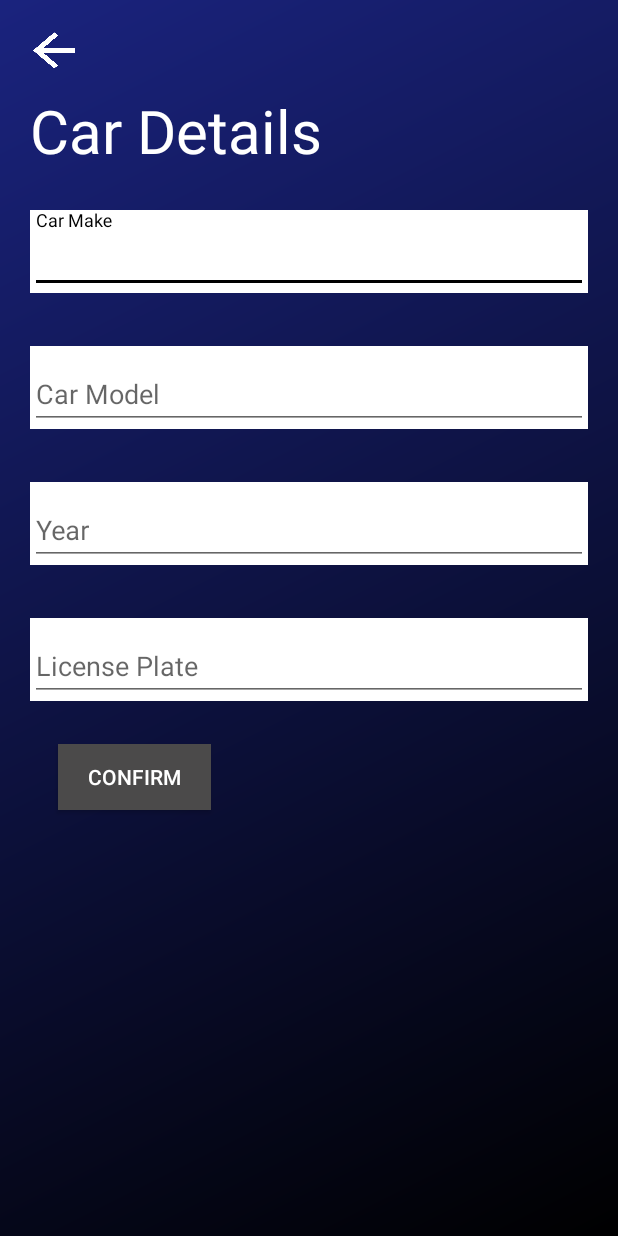
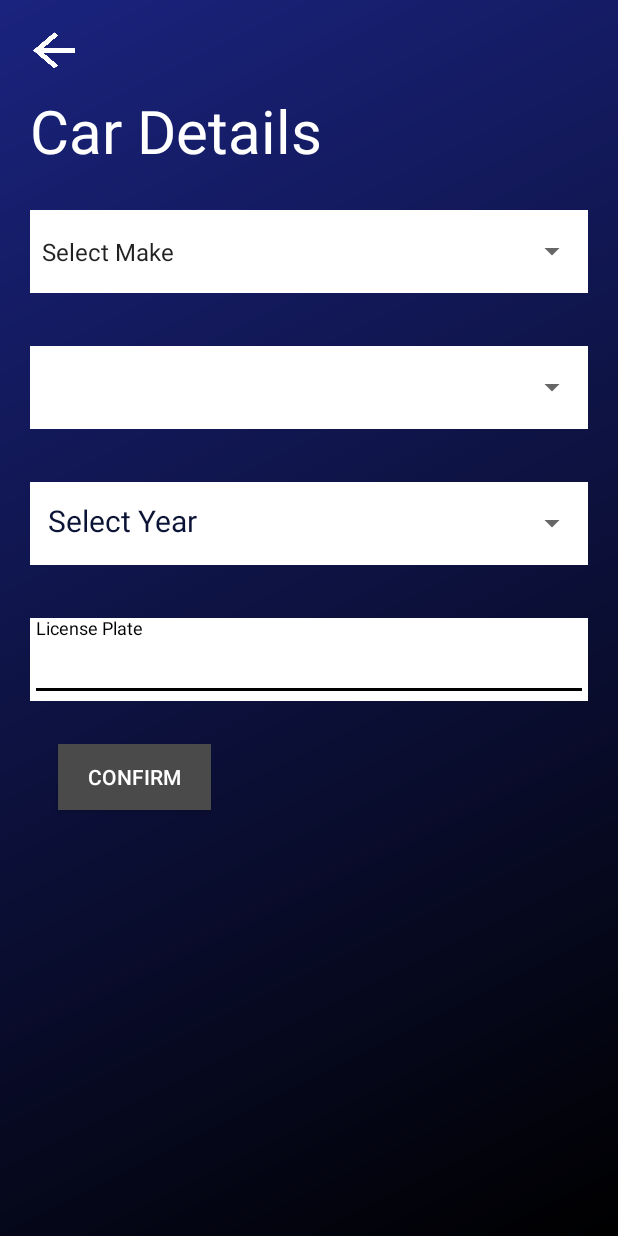
Before and after one commit to maira-abid/ServX, an Android app: the AddCarForm screen opened directly, with no data from a screen before it, on a phone screen of 412 x 824 dp. Run offline under Robolectric (Android 15) with nearby library versions, the phone set to English and light mode, and no system bars.

```diff
--- a/app/src/main/java/pl/servx/servx/AddCarForm.java
+++ b/app/src/main/java/pl/servx/servx/AddCarForm.java
@@ -2,14 +2,75 @@ package pl.servx.servx;
 
 import android.support.v7.app.AppCompatActivity;
 import android.os.Bundle;
+import android.view.View;
+import android.widget.AdapterView;
+import android.widget.Spinner;
+import android.widget.AdapterView.OnItemSelectedListener;
+import android.widget.ArrayAdapter;
 
-public class AddCarForm extends AppCompatActivity {
+import java.util.ArrayList;
+import java.util.Calendar;
 
+public class AddCarForm extends AppCompatActivity implements OnItemSelectedListener{
+    Spinner spCarModel,spCarMake,spCarYear;
     @Override
     protected void onCreate(Bundle savedInstanceState) {
+
         super.onCreate(savedInstanceState);
         setContentView(R.layout.activity_add_car_form);
 
+        spCarMake = (Spinner)findViewById(R.id.spCarMake);
+        spCarModel = (Spinner)findViewById(R.id.spCarModel);
+        spCarYear = (Spinner)findViewById(R.id.spCarYear);
+
+        spCarMake.setOnItemSelectedListener(this);
+
+        ArrayList<String> years = new ArrayList<String>();
+        int thisYear = Calendar.getInstance().get(Calendar.YEAR);
+        years.add("Select Year");
+        for (int i = 1996; i <= thisYear; i++) {
+            years.add(Integer.toString(i));
+        }
+
+
+        ArrayAdapter<String> adaptador = new ArrayAdapter<String>(this,
+                R.layout.simple_spinner_item, years);
+        adaptador.setDropDownViewResource(R.layout.simple_spinner_dropdown_item);
+
+        spCarYear.setAdapter(adaptador);
+
+    }
+
+    @Override
+    public void onItemSelected(AdapterView<?> adapterView, View view, int i, long l) {
+        String make = String.valueOf(spCarMake.getSelectedItem());
+
+        if(!make.equals("Select Make")){
+
+            int resourceId = 0;
+            try {
+                resourceId = R.array.class.getField(make).getInt(null);
+            } catch (IllegalAccessException e) {
+                e.printStackTrace();
+            } catch (NoSuchFieldException e) {
+                e.printStackTrace();
+            }
+            String[] model = getResources().getStringArray(resourceId);
+
+            ArrayAdapter<String> adaptador = new ArrayAdapter<String>(this,
+                    R.layout.simple_spinner_item, model);
+            adaptador.setDropDownViewResource(R.layout.simple_spinner_dropdown_item);
+            adaptador.notifyDataSetChanged();
+
+            spCarModel.setAdapter(adaptador);
+        }
+
+
+
+    }
+
+    @Override
+    public void onNothingSelected(AdapterView<?> adapterView) {
 
     }
 }
--- a/app/src/main/res/layout/activity_add_car_form.xml
+++ b/app/src/main/res/layout/activity_add_car_form.xml
@@ -47,11 +47,11 @@
         app:layout_constraintTop_toTopOf="parent"
         app:layout_constraintVertical_bias="0.0">
 
-        <android.support.design.widget.TextInputEditText
+        <Spinner
+            android:id="@+id/spCarMake"
             android:layout_width="match_parent"
-            android:layout_height="wrap_content"
-            android:gravity="center_vertical"
-            android:hint="@string/car_make" />
+            android:layout_height="match_parent"
+            android:entries="@array/Make"></Spinner>.TextInputEditText
     </android.support.design.widget.TextInputLayout>
 
     <android.support.design.widget.TextInputLayout
@@ -66,11 +66,12 @@
         app:layout_constraintStart_toStartOf="parent"
         app:layout_constraintTop_toBottomOf="@+id/CarMake">
 
-        <android.support.design.widget.TextInputEditText
+        <Spinner
+            android:id="@+id/spCarModel"
             android:layout_width="match_parent"
-            android:layout_height="wrap_content"
-            android:gravity="center_vertical"
-            android:hint="@string/car_model" />
+            android:layout_height="match_parent"
+            android:spinnerMode="dropdown"
+            ></Spinner>.TextInputEditText
     </android.support.design.widget.TextInputLayout>
 
     <android.support.design.widget.TextInputLayout
@@ -85,11 +86,11 @@
         app:layout_constraintStart_toStartOf="parent"
         app:layout_constraintTop_toBottomOf="@+id/CarModel">
 
-        <android.support.design.widget.TextInputEditText
+        <Spinner
+            android:id="@+id/spCarYear"
             android:layout_width="match_parent"
-            android:layout_height="wrap_content"
-            android:gravity="center_vertical"
-            android:hint="@string/year"/>
+            android:layout_height="match_parent"
+            ></Spinner>.TextInputEditText
     </android.support.design.widget.TextInputLayout>
 
     <android.support.design.widget.TextInputLayout
@@ -105,6 +106,7 @@
         app:layout_constraintTop_toBottomOf="@+id/CarYear">
 
         <android.support.design.widget.TextInputEditText
+            android:id="@+id/textCarPlate"
             android:layout_width="match_parent"
             android:layout_height="wrap_content"
             android:gravity="center_vertical"
```
Also changed, not shown: app/src/main/res/values/strings.xml (+45 -0 lines), 619 other files.
